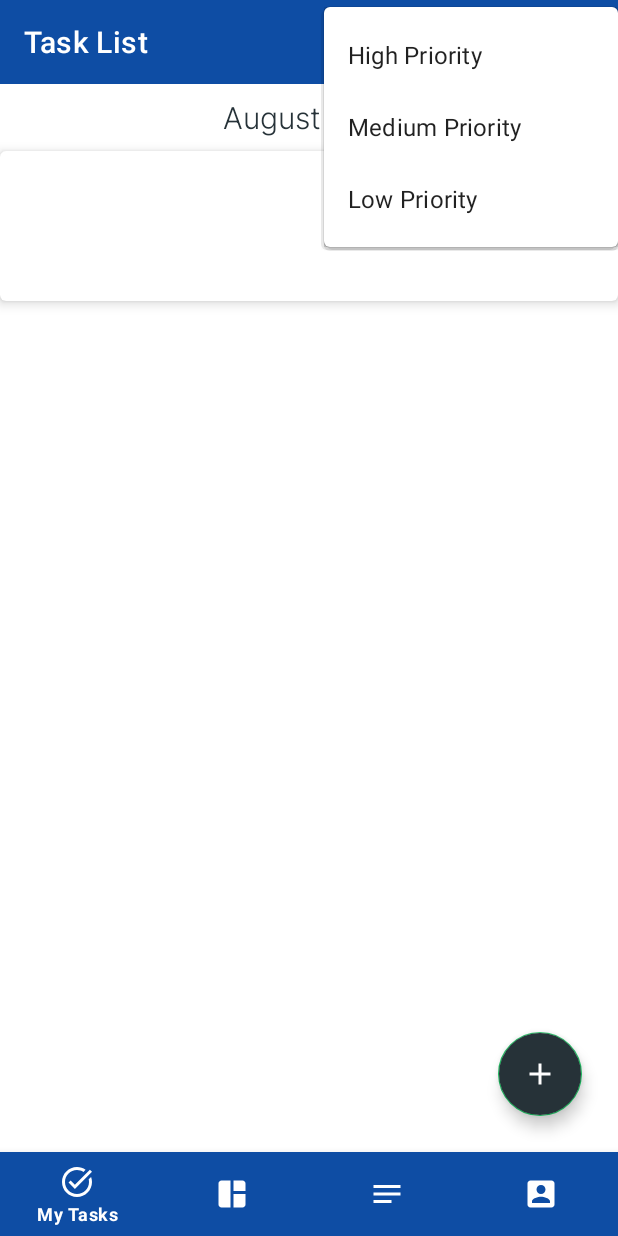
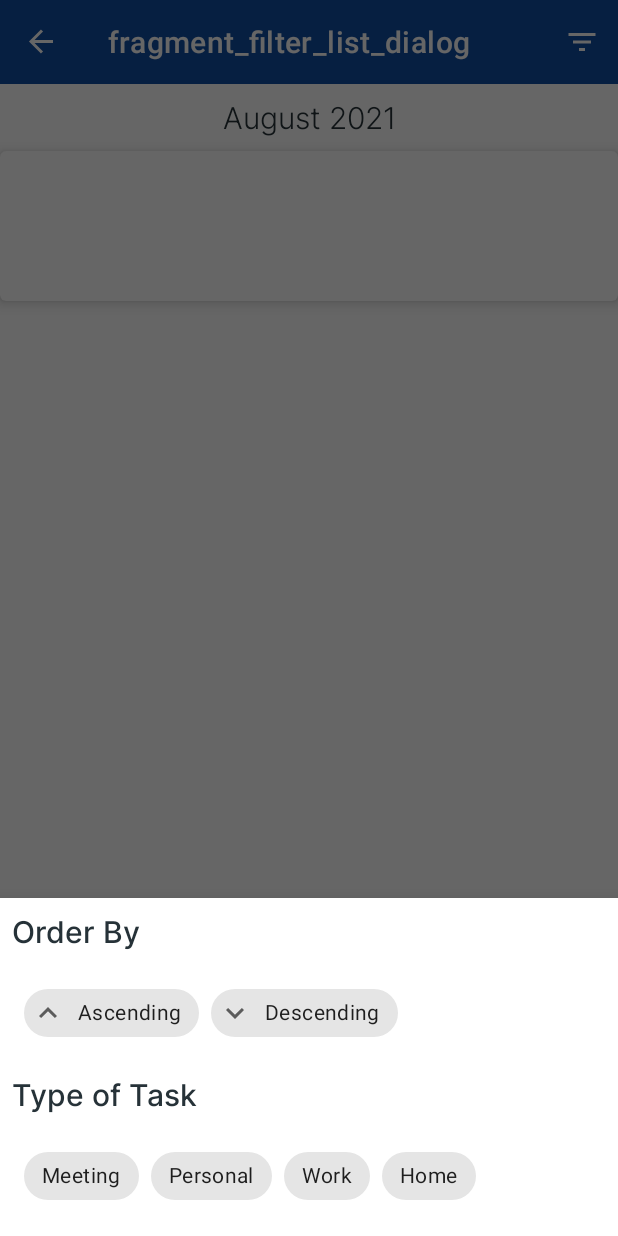
Before and after one commit to BenjaminSpoiden/TaskPlanner, an Android app: the screen it shows after launch (MainActivity), after a tap on "Filter", on a phone screen of 412 x 824 dp. Run offline under Robolectric (Android 15) with nearby library versions, the phone set to English and light mode, and no system bars; our stand-ins replace navigation-ui.

Commit message:
added basic design for filter fragment

```diff
--- /dev/null
+++ b/client/app/src/main/java/com/ben/taskplanner/FilterListDialogFragment.kt
@@ -0,0 +1,23 @@
+package com.ben.taskplanner
+
+import android.os.Bundle
+import androidx.fragment.app.Fragment
+import android.view.LayoutInflater
+import android.view.View
+import android.view.ViewGroup
+import androidx.fragment.app.DialogFragment
+import com.ben.taskplanner.databinding.FragmentFilterListDialogBinding
+import com.google.android.material.bottomsheet.BottomSheetDialogFragment
+
+class FilterListDialogFragment : BottomSheetDialogFragment() {
+
+    override fun onCreateView(inflater: LayoutInflater, container: ViewGroup?,
+                              savedInstanceState: Bundle?): View {
+        return FragmentFilterListDialogBinding.inflate(inflater, container, false).root
+    }
+
+    override fun onViewCreated(view: View, savedInstanceState: Bundle?) {
+        super.onViewCreated(view, savedInstanceState)
+
+    }
+}
--- a/client/app/src/main/java/com/ben/taskplanner/model/TaskModel.kt
+++ b/client/app/src/main/java/com/ben/taskplanner/model/TaskModel.kt
@@ -4,7 +4,6 @@ data class TaskModel(
     val id: Long,
     val title: String,
     val isCompleted: Boolean = false,
-    val taskType: TaskType,
     val date: String,
     val priority: Priority
 )
--- a/client/app/src/main/java/com/ben/taskplanner/model/TaskType.kt
+++ b/client/app/src/main/java/com/ben/taskplanner/model/TaskType.kt
@@ -1,3 +1,30 @@
 package com.ben.taskplanner.model
 
-enum class TaskType { PERSONAL, MEETING, WORK }
+//enum class TaskType { PERSONAL, MEETING, WORK }
+
+object TaskType {
+
+    private val items: MutableMap<String, String> = hashMapOf(
+            "Meeting" to "#C19AB7",
+            "Personal" to "#228CDB",
+            "Work" to "#0B7189",
+            "Home" to "#9C95DC"
+    )
+
+    fun add(key: String, value: String) {
+        items[key] = value
+    }
+
+    fun addAll(itemList: Map<String, String>) {
+        items.putAll(itemList)
+    }
+
+    fun select(keys: List<String>): List<String> {
+        val values = mutableListOf<String>()
+        keys.forEach {
+            values.add(items.getValue(it))
+        }
+
+        return values
+    }
+}
--- a/client/app/src/main/java/com/ben/taskplanner/view/my_task/HomeFragment.kt
+++ b/client/app/src/main/java/com/ben/taskplanner/view/my_task/HomeFragment.kt
@@ -63,6 +63,17 @@ class HomeFragment : BaseFragment<FragmentHomeBinding>(), RecyclerItemTouchHelpe
         inflater.inflate(R.menu.home_menu, menu)
     }
 
+    override fun onOptionsItemSelected(item: MenuItem): Boolean {
+        when(item.itemId) {
+            R.id.filterList -> {
+                findNavController().navigate(R.id.action_homeFragment_to_filterListDialogFragment)
+            }
+        }
+
+        return super.onOptionsItemSelected(item)
+    }
+
+
     private fun setupRecyclerView() {
         val itemTouchHelper = ItemTouchHelper(swipeGesturesForRecyclerView())
         dayRecyclerView.apply {
@@ -78,11 +89,11 @@ class HomeFragment : BaseFragment<FragmentHomeBinding>(), RecyclerItemTouchHelpe
 
     @RequiresApi(Build.VERSION_CODES.O)
     private fun mockData() = listOf(
-            TaskModel(0, "Rendez-vous with Joe", false, TaskType.MEETING, now(), Priority.HIGH),
-            TaskModel(1, "Rendez-vous with Joe", false, TaskType.MEETING, now(), Priority.LOW),
-            TaskModel(2, "Rendez-vous with Joe", true, TaskType.MEETING, now(), Priority.MEDIUM),
-            TaskModel(3, "Rendez-vous with Joe", false, TaskType.MEETING, now(), Priority.LOW),
-            TaskModel(4, "Rendez-vous with Joe", false, TaskType.MEETING, now(), Priority.MEDIUM)
+            TaskModel(0, "Rendez-vous with Joe", false, now(), Priority.HIGH),
+            TaskModel(1, "Rendez-vous with Joe", false, now(), Priority.LOW),
+            TaskModel(2, "Rendez-vous with Joe", true, now(), Priority.MEDIUM),
+            TaskModel(3, "Rendez-vous with Joe", false, now(), Priority.LOW),
+            TaskModel(4, "Rendez-vous with Joe", false, now(), Priority.MEDIUM)
     )
 
     private fun daysMockData() = listOf(
--- /dev/null
+++ b/client/app/src/main/res/drawable/ic_baseline_keyboard_arrow_down_24.xml
@@ -0,0 +1,10 @@
+<vector xmlns:android="http://schemas.android.com/apk/res/android"
+    android:width="24dp"
+    android:height="24dp"
+    android:viewportWidth="24"
+    android:viewportHeight="24"
+    android:tint="?attr/colorControlNormal">
+  <path
+      android:fillColor="@android:color/white"
+      android:pathData="M7.41,8.59L12,13.17l4.59,-4.58L18,10l-6,6 -6,-6 1.41,-1.41z"/>
+</vector>
--- /dev/null
+++ b/client/app/src/main/res/drawable/ic_baseline_keyboard_arrow_up_24.xml
@@ -0,0 +1,10 @@
+<vector xmlns:android="http://schemas.android.com/apk/res/android"
+    android:width="24dp"
+    android:height="24dp"
+    android:viewportWidth="24"
+    android:viewportHeight="24"
+    android:tint="?attr/colorControlNormal">
+  <path
+      android:fillColor="@android:color/white"
+      android:pathData="M7.41,15.41L12,10.83l4.59,4.58L18,14l-6,-6 -6,6z"/>
+</vector>
--- /dev/null
+++ b/client/app/src/main/res/layout/fragment_filter_list_dialog.xml
@@ -0,0 +1,113 @@
+<?xml version="1.0" encoding="utf-8"?>
+<androidx.constraintlayout.widget.ConstraintLayout
+    xmlns:android="http://schemas.android.com/apk/res/android"
+    xmlns:app="http://schemas.android.com/apk/res-auto"
+    xmlns:tools="http://schemas.android.com/tools"
+    android:layout_width="match_parent"
+    android:layout_height="wrap_content"
+    tools:context=".FilterListDialogFragment">
+
+    <TextView
+        android:id="@+id/sortByText"
+        android:layout_width="wrap_content"
+        android:layout_height="wrap_content"
+        android:fontFamily="@font/inter_medium"
+        android:text="Order By"
+        android:layout_margin="8dp"
+        android:textColor="@color/dark_green"
+        android:textSize="20sp"
+        app:layout_constraintStart_toStartOf="parent"
+        app:layout_constraintTop_toTopOf="parent" />
+
+    <com.google.android.material.chip.ChipGroup
+        android:id="@+id/chipGroup"
+        android:layout_width="match_parent"
+        android:layout_height="wrap_content"
+        android:layout_margin="8dp"
+        android:padding="8dp"
+        app:layout_constraintTop_toBottomOf="@id/sortByText"
+        tools:layout_editor_absoluteX="8dp">
+
+        <com.google.android.material.chip.Chip
+            style="@style/Widget.MaterialComponents.Chip.Choice"
+            android:layout_width="wrap_content"
+            android:layout_height="wrap_content"
+            android:fontFamily="@font/inter_regular"
+            android:text="Ascending"
+            android:textSize="14sp"
+            app:chipIcon="@drawable/ic_baseline_keyboard_arrow_up_24"
+            app:chipIconEnabled="true" />
+
+        <com.google.android.material.chip.Chip
+            style="@style/Widget.MaterialComponents.Chip.Choice"
+            android:layout_width="wrap_content"
+            android:layout_height="wrap_content"
+            android:fontFamily="@font/inter_regular"
+            android:text="Descending"
+            android:textSize="14sp"
+            app:chipIcon="@drawable/ic_baseline_keyboard_arrow_down_24"
+            app:chipIconEnabled="true" />
+
+    </com.google.android.material.chip.ChipGroup>
+
+    <TextView
+        android:id="@+id/typeText"
+        android:layout_width="wrap_content"
+        android:layout_height="wrap_content"
+        android:layout_margin="8dp"
+        android:fontFamily="@font/inter_medium"
+        android:text="Type of Task"
+        android:textColor="@color/dark_green"
+        android:textSize="20sp"
+        app:layout_constraintStart_toStartOf="parent"
+        app:layout_constraintTop_toBottomOf="@+id/chipGroup" />
+
+    <com.google.android.material.chip.ChipGroup
+        android:id="@+id/chipGroup2"
+        android:layout_width="match_parent"
+        android:layout_height="wrap_content"
+        android:layout_margin="8dp"
+        android:padding="8dp"
+        app:layout_constraintBottom_toBottomOf="parent"
+        app:layout_constraintTop_toBottomOf="@id/typeText"
+        tools:layout_editor_absoluteX="8dp">
+
+        <com.google.android.material.chip.Chip
+            style="@style/Widget.MaterialComponents.Chip.Choice"
+            android:layout_width="wrap_content"
+            android:layout_height="wrap_content"
+            android:fontFamily="@font/inter_regular"
+            android:text="Meeting"
+            android:textSize="14sp"
+            app:chipIconEnabled="true" />
+
+        <com.google.android.material.chip.Chip
+            style="@style/Widget.MaterialComponents.Chip.Choice"
+            android:layout_width="wrap_content"
+            android:layout_height="wrap_content"
+            android:fontFamily="@font/inter_regular"
+            android:text="Personal"
+            android:textSize="14sp"
+            app:chipIconEnabled="true" />
+
+        <com.google.android.material.chip.Chip
+            style="@style/Widget.MaterialComponents.Chip.Choice"
+            android:layout_width="wrap_content"
+            android:layout_height="wrap_content"
+            android:fontFamily="@font/inter_regular"
+            android:text="Work"
+            android:textSize="14sp"
+            app:chipIconEnabled="true" />
+
+        <com.google.android.material.chip.Chip
+            style="@style/Widget.MaterialComponents.Chip.Choice"
+            android:layout_width="wrap_content"
+            android:layout_height="wrap_content"
+            android:fontFamily="@font/inter_regular"
+            android:text="Home"
+            android:textSize="14sp"
+            app:chipIconEnabled="true" />
+
+    </com.google.android.material.chip.ChipGroup>
+
+</androidx.constraintlayout.widget.ConstraintLayout>
--- a/client/app/src/main/res/menu-v26/home_menu.xml
+++ b/client/app/src/main/res/menu-v26/home_menu.xml
@@ -1,30 +1,11 @@
 <?xml version="1.0" encoding="utf-8"?>
 <menu xmlns:android="http://schemas.android.com/apk/res/android"
     xmlns:app="http://schemas.android.com/apk/res-auto">
-
-    <group android:checkableBehavior="single" >
     <item
         android:id="@+id/filterList"
         app:showAsAction="ifRoom"
         android:title="Filter"
         android:icon="@drawable/ic_baseline_filter_list_24"
         android:iconTint="@color/white"
-            >
-            <menu>
-                <item
-                    android:id="@+id/highPriority"
-                    android:title="High Priority"
-                    />
-                <item
-                    android:id="@+id/mediumPriority"
-                    android:title="Medium Priority"
-                    />
-                <item
-                    android:id="@+id/lowPriority"
-                    android:title="Low Priority"
         />
 </menu>
-
-        </item>
-    </group>
-</menu>
--- a/client/app/src/main/res/menu/home_menu.xml
+++ /dev/null
@@ -1,32 +0,0 @@
-<?xml version="1.0" encoding="utf-8"?>
-<menu xmlns:android="http://schemas.android.com/apk/res/android"
-    xmlns:app="http://schemas.android.com/apk/res-auto">
-
-    <group android:checkableBehavior="single" >
-        <item
-            android:id="@+id/filterList"
-            app:showAsAction="ifRoom"
-            android:title="Filter"
-            android:icon="@drawable/ic_baseline_filter_list_24"
-            android:iconTint="@color/white"
-            >
-            <menu>
-                <item
-                    android:id="@+id/highPriority"
-                    android:title="High Priority"
-                    />
-                <item
-                    android:id="@+id/mediumPriority"
-                    android:title="Medium Priority"
-                    />
-                <item
-                    android:id="@+id/lowPriority"
-                    android:title="Low Priority"
-                    />
-
-            </menu>
-
-        </item>
-    </group>
-
-</menu>
--- a/client/app/src/main/res/navigation/nav_graph.xml
+++ b/client/app/src/main/res/navigation/nav_graph.xml
@@ -20,6 +20,13 @@
         <action
             android:id="@+id/action_homeFragment_to_updateTaskFragment"
             app:destination="@id/updateTaskFragment"
+            app:enterAnim="@anim/from_left"
+            app:exitAnim="@anim/to_right"
+            app:popEnterAnim="@anim/from_right"
+            app:popExitAnim="@anim/to_left" />
+        <action
+            android:id="@+id/action_homeFragment_to_filterListDialogFragment"
+            app:destination="@id/filterListDialogFragment"
             app:enterAnim="@anim/from_left"
             app:exitAnim="@anim/to_right"
             app:popEnterAnim="@anim/from_right"
@@ -76,4 +83,13 @@
             app:popEnterAnim="@anim/from_left"
             app:popExitAnim="@anim/to_right" />
     </fragment>
+    <dialog
+        android:id="@+id/filterListDialogFragment"
+        android:name="com.ben.taskplanner.FilterListDialogFragment"
+        android:label="fragment_filter_list_dialog"
+        tools:layout="@layout/fragment_filter_list_dialog" >
+        <action
+            android:id="@+id/action_filterListDialogFragment_to_homeFragment"
+            app:destination="@id/homeFragment" />
+    </dialog>
 </navigation>
--- a/client/app/src/main/res/values/colors.xml
+++ b/client/app/src/main/res/values/colors.xml
@@ -18,4 +18,9 @@
     <color name="green_ish">#1BB55C</color>
     <color name="darker_green_ish">#148845</color>
     <color name="red_ish">#F96060</color>
+    <color name="lilac">#C19AB7</color>
+    <color name="blue_bell">#9C95DC</color>
+    <color name="green_blue_crayola">#228CDB</color>
+    <color name="teal_blue">#0B7189</color>
+    <color name="xiketic">#170A1C</color>
 </resources>
```
Lines whose indentation alone changed are shown as unchanged.
